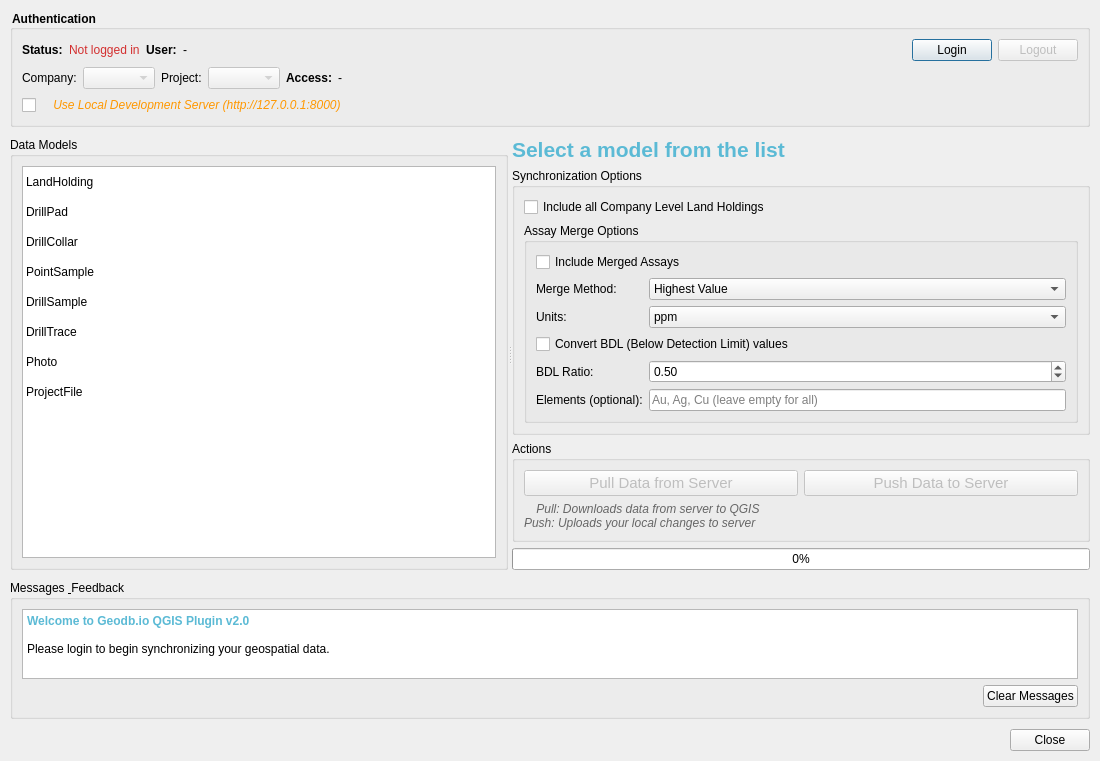
This is ui/geodb_modern_dialog.ui in joswhite1/geodb-qgis-plugin as Qt 5 draws it before an edit. The edited form follows.
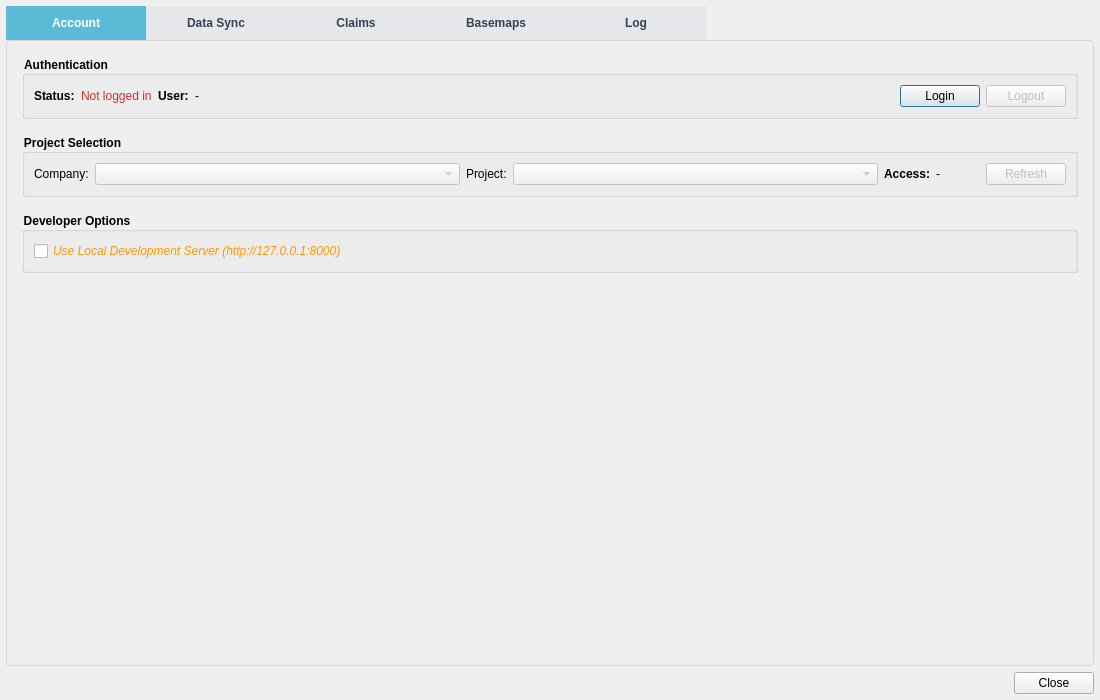
This is the edited form. Icons and pictures are not drawn.

Patch:
```diff
--- a/ui/geodb_modern_dialog.ui
+++ b/ui/geodb_modern_dialog.ui
@@ -7,7 +7,7 @@
     <x>0</x>
     <y>0</y>
     <width>1100</width>
-    <height>750</height>
+    <height>700</height>
    </rect>
   </property>
   <property name="windowTitle">
@@ -19,22 +19,60 @@
   </property>
   <layout class="QVBoxLayout" name="mainLayout">
    <property name="spacing">
-    <number>10</number>
+    <number>6</number>
    </property>
    <property name="leftMargin">
-    <number>10</number>
+    <number>6</number>
    </property>
    <property name="topMargin">
-    <number>10</number>
+    <number>6</number>
    </property>
    <property name="rightMargin">
-    <number>10</number>
+    <number>6</number>
    </property>
    <property name="bottomMargin">
-    <number>10</number>
+    <number>6</number>
    </property>
-   
-   <!-- AUTHENTICATION PANEL AT TOP -->
+
+   <!-- MAIN TAB WIDGET - NOW CONTAINS ALL CONTENT -->
+   <item>
+    <widget class="QTabWidget" name="mainTabWidget">
+     <property name="currentIndex">
+      <number>0</number>
+     </property>
+     <property name="styleSheet">
+      <string notr="true">QTabBar::tab { padding: 10px 25px; font-weight: bold; min-width: 90px; }
+QTabBar::tab:selected { background-color: #5bbad5; color: white; }
+QTabBar::tab:!selected { background-color: #e5e7eb; color: #374151; }
+QTabWidget::pane { border: 1px solid #d1d5db; border-radius: 4px; }</string>
+     </property>
+     <property name="elideMode">
+      <enum>Qt::ElideNone</enum>
+     </property>
+
+     <!-- TAB 0: AUTHENTICATION -->
+     <widget class="QWidget" name="authTab">
+      <attribute name="title">
+       <string>Account</string>
+      </attribute>
+      <layout class="QVBoxLayout" name="authTabLayout">
+       <property name="spacing">
+        <number>15</number>
+       </property>
+       <property name="leftMargin">
+        <number>15</number>
+       </property>
+       <property name="topMargin">
+        <number>15</number>
+       </property>
+       <property name="rightMargin">
+        <number>15</number>
+       </property>
+       <property name="bottomMargin">
+        <number>15</number>
+       </property>
+
+       <!-- Authentication Section -->
    <item>
     <widget class="QGroupBox" name="authGroupBox">
      <property name="title">
@@ -44,7 +82,7 @@
       <string notr="true">QGroupBox { font-weight: bold; }</string>
      </property>
      <layout class="QVBoxLayout" name="authLayout">
-      
+
       <!-- Login Status Row -->
       <item>
        <layout class="QHBoxLayout" name="statusLayout">
@@ -121,8 +159,20 @@
         </item>
        </layout>
       </item>
-      
-      <!-- Project Selection Row -->
+         </layout>
+        </widget>
+       </item>
+
+       <!-- Project Selection Section -->
+       <item>
+        <widget class="QGroupBox" name="projectGroupBox">
+         <property name="title">
+          <string>Project Selection</string>
+         </property>
+         <property name="styleSheet">
+          <string notr="true">QGroupBox { font-weight: bold; }</string>
+         </property>
+         <layout class="QVBoxLayout" name="projectGroupLayout">
       <item>
        <layout class="QHBoxLayout" name="projectLayout">
         <item>
@@ -137,8 +187,11 @@
           <property name="enabled">
            <bool>false</bool>
           </property>
-          <property name="minimumWidth">
-           <number>200</number>
+              <property name="sizePolicy">
+               <sizepolicy hsizetype="Expanding" vsizetype="Fixed">
+                <horstretch>1</horstretch>
+                <verstretch>0</verstretch>
+               </sizepolicy>
           </property>
          </widget>
         </item>
@@ -154,8 +207,11 @@
           <property name="enabled">
            <bool>false</bool>
           </property>
-          <property name="minimumWidth">
-           <number>200</number>
+              <property name="sizePolicy">
+               <sizepolicy hsizetype="Expanding" vsizetype="Fixed">
+                <horstretch>1</horstretch>
+                <verstretch>0</verstretch>
+               </sizepolicy>
           </property>
          </widget>
         </item>
@@ -189,16 +245,45 @@
           </property>
          </spacer>
         </item>
-       </layout>
-      </item>
-      
+            <item>
+             <widget class="QPushButton" name="refreshProjectsButton">
+              <property name="text">
+               <string>Refresh</string>
+              </property>
+              <property name="toolTip">
+               <string>Refresh the company and project lists from the server</string>
+              </property>
+              <property name="enabled">
+               <bool>false</bool>
+              </property>
+              <property name="icon">
+               <iconset>
+                <normaloff>../icons/arrow-repeat.svg</normaloff>../icons/arrow-repeat.svg</iconset>
+              </property>
+             </widget>
+            </item>
+           </layout>
+          </item>
+         </layout>
+        </widget>
+       </item>
+
       <!-- Development Mode Toggle -->
       <item>
+        <widget class="QGroupBox" name="devModeGroupBox">
+         <property name="title">
+          <string>Developer Options</string>
+         </property>
+         <property name="styleSheet">
+          <string notr="true">QGroupBox { font-weight: bold; }</string>
+         </property>
+         <layout class="QVBoxLayout" name="devModeGroupLayout">
+          <item>
        <layout class="QHBoxLayout" name="devModeLayout">
         <item>
          <widget class="QCheckBox" name="localModeCheckBox">
           <property name="text">
-           <string>🔧 Use Local Development Server (http://127.0.0.1:8000)</string>
+               <string>Use Local Development Server (http://127.0.0.1:8000)</string>
           </property>
           <property name="styleSheet">
            <string notr="true">color: #ff9800; font-style: italic;</string>
@@ -226,14 +311,52 @@
      </layout>
     </widget>
    </item>
-   
-   <!-- MAIN CONTENT AREA: MODEL LIST + ACTIONS -->
+
+       <!-- Spacer to push content up -->
+       <item>
+        <spacer name="authTabSpacer">
+         <property name="orientation">
+          <enum>Qt::Vertical</enum>
+         </property>
+         <property name="sizeHint" stdset="0">
+          <size>
+           <width>20</width>
+           <height>40</height>
+          </size>
+         </property>
+        </spacer>
+       </item>
+      </layout>
+     </widget>
+     <!-- END TAB 0: AUTHENTICATION -->
+
+     <!-- TAB 1: DATA SYNC -->
+     <widget class="QWidget" name="dataSyncTab">
+      <attribute name="title">
+       <string>Data Sync</string>
+      </attribute>
+      <layout class="QVBoxLayout" name="dataSyncTabLayout">
+       <property name="spacing">
+        <number>0</number>
+       </property>
+       <property name="leftMargin">
+        <number>0</number>
+       </property>
+       <property name="topMargin">
+        <number>0</number>
+       </property>
+       <property name="rightMargin">
+        <number>0</number>
+       </property>
+       <property name="bottomMargin">
+        <number>0</number>
+       </property>
    <item>
     <widget class="QSplitter" name="mainSplitter">
      <property name="orientation">
       <enum>Qt::Horizontal</enum>
      </property>
-     
+
      <!-- LEFT SIDE: MODEL LIST -->
      <widget class="QGroupBox" name="modelGroupBox">
       <property name="title">
@@ -333,6 +456,24 @@
             <normaloff>../icons/file-earmark-image.svg</normaloff>../icons/file-earmark-image.svg</iconset>
           </property>
          </item>
+         <item>
+          <property name="text">
+           <string>FieldNote</string>
+          </property>
+          <property name="icon">
+           <iconset>
+            <normaloff>../icons/journal-text.svg</normaloff>../icons/journal-text.svg</iconset>
+          </property>
+         </item>
+         <item>
+          <property name="text">
+           <string>Structure</string>
+          </property>
+          <property name="icon">
+           <iconset>
+            <normaloff>../icons/crosshair2.svg</normaloff>../icons/crosshair2.svg</iconset>
+          </property>
+         </item>
         </widget>
        </item>
       </layout>
@@ -592,25 +733,90 @@
          </property>
         </widget>
        </item>
-       
+
       </layout>
      </widget>
     </widget>
    </item>
-   
-   <!-- MESSAGES PANEL AT BOTTOM -->
-   <item>
-    <widget class="QGroupBox" name="messagesGroupBox">
-     <property name="title">
-      <string>Messages &amp; Feedback</string>
-     </property>
-     <property name="minimumHeight">
-      <number>150</number>
-     </property>
-     <property name="maximumHeight">
-      <number>250</number>
-     </property>
-     <layout class="QVBoxLayout" name="messagesLayout">
+      </layout>
+     </widget>
+     <!-- END TAB 1: DATA SYNC -->
+
+     <!-- TAB 2: CLAIMS -->
+     <widget class="QWidget" name="claimsTab">
+      <attribute name="title">
+       <string>Claims</string>
+      </attribute>
+      <layout class="QVBoxLayout" name="claimsTabLayout">
+       <property name="spacing">
+        <number>0</number>
+       </property>
+       <property name="leftMargin">
+        <number>0</number>
+       </property>
+       <property name="topMargin">
+        <number>0</number>
+       </property>
+       <property name="rightMargin">
+        <number>0</number>
+       </property>
+       <property name="bottomMargin">
+        <number>0</number>
+       </property>
+       <!-- ClaimsWizardWidget will be inserted here programmatically -->
+      </layout>
+     </widget>
+     <!-- END TAB 2: CLAIMS -->
+
+     <!-- TAB 3: BASEMAPS -->
+     <widget class="QWidget" name="basemapsTab">
+      <attribute name="title">
+       <string>Basemaps</string>
+      </attribute>
+      <layout class="QVBoxLayout" name="basemapsTabLayout">
+       <property name="spacing">
+        <number>10</number>
+       </property>
+       <property name="leftMargin">
+        <number>10</number>
+       </property>
+       <property name="topMargin">
+        <number>10</number>
+       </property>
+       <property name="rightMargin">
+        <number>10</number>
+       </property>
+       <property name="bottomMargin">
+        <number>10</number>
+       </property>
+       <!-- Basemap content will be added programmatically -->
+      </layout>
+     </widget>
+     <!-- END TAB 3: BASEMAPS -->
+
+     <!-- TAB 4: LOG (Messages & Feedback) -->
+     <widget class="QWidget" name="logTab">
+      <attribute name="title">
+       <string>Log</string>
+      </attribute>
+      <layout class="QVBoxLayout" name="logTabLayout">
+       <property name="spacing">
+        <number>10</number>
+       </property>
+       <property name="leftMargin">
+        <number>10</number>
+       </property>
+       <property name="topMargin">
+        <number>10</number>
+       </property>
+       <property name="rightMargin">
+        <number>10</number>
+       </property>
+       <property name="bottomMargin">
+        <number>10</number>
+       </property>
+
+       <!-- Messages Text Browser -->
       <item>
        <widget class="QTextBrowser" name="messagesTextBrowser">
         <property name="html">
@@ -627,6 +833,8 @@
         </property>
        </widget>
       </item>
+
+       <!-- Clear Messages Button -->
       <item>
        <layout class="QHBoxLayout" name="messageButtonLayout">
         <item>
@@ -645,7 +853,7 @@
         <item>
          <widget class="QPushButton" name="clearMessagesButton">
           <property name="text">
-           <string>Clear Messages</string>
+            <string>Clear Log</string>
           </property>
          </widget>
         </item>
@@ -653,9 +861,12 @@
       </item>
      </layout>
     </widget>
+     <!-- END TAB 3: LOG -->
+
+    </widget>
    </item>
-   
-   <!-- CLOSE BUTTON -->
+
+   <!-- CLOSE BUTTON ROW -->
    <item>
     <layout class="QHBoxLayout" name="closeButtonLayout">
      <item>
@@ -683,7 +894,7 @@
      </item>
     </layout>
    </item>
-   
+
   </layout>
  </widget>
  <resources>
```
Lines whose indentation alone changed are shown as unchanged.
